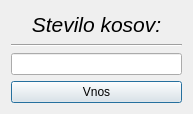
Old version of the form numofitems.ui in the repository MaxMaxy/racun.
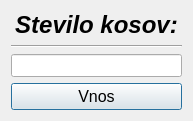
New version of the form.

The edit to the form file:
```diff
--- a/numofitems.ui
+++ b/numofitems.ui
@@ -20,8 +20,11 @@
       <widget class="QLabel" name="label">
        <property name="font">
         <font>
-         <pointsize>16</pointsize>
+         <family>MS Sans Serif</family>
+         <pointsize>18</pointsize>
+         <weight>75</weight>
          <italic>true</italic>
+         <bold>true</bold>
         </font>
        </property>
        <property name="text">
@@ -43,7 +46,14 @@
       </widget>
      </item>
      <item>
-      <widget class="QLineEdit" name="lineEdit_steviloKosov"/>
+      <widget class="QLineEdit" name="lineEdit_steviloKosov">
+       <property name="font">
+        <font>
+         <family>MS Sans Serif</family>
+         <pointsize>10</pointsize>
+        </font>
+       </property>
+      </widget>
      </item>
     </layout>
    </item>
@@ -51,6 +61,12 @@
     <layout class="QHBoxLayout" name="horizontalLayout">
      <item>
       <widget class="QPushButton" name="pushButton_vnos">
+       <property name="font">
+        <font>
+         <family>MS Sans Serif</family>
+         <pointsize>12</pointsize>
+        </font>
+       </property>
        <property name="text">
         <string>Vnos</string>
        </property>
```
